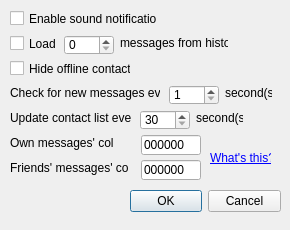
Above: src/ui/configWindow.ui from ilvokhin/oop-project before the change. Below: the same form after it.
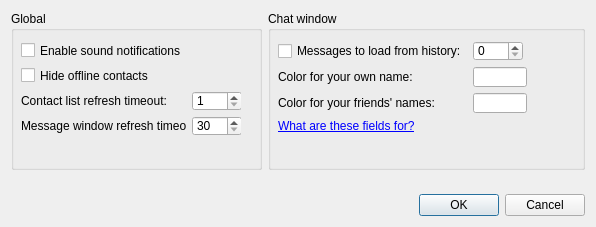
That is the form after the change.

Commit message: attempt to fix config window layout

What changed in the file:
```diff
--- a/src/ui/configWindow.ui
+++ b/src/ui/configWindow.ui
@@ -6,112 +6,64 @@
    <rect>
     <x>0</x>
     <y>0</y>
-    <width>290</width>
-    <height>230</height>
+    <width>596</width>
+    <height>227</height>
    </rect>
   </property>
   <property name="minimumSize">
    <size>
-    <width>290</width>
-    <height>230</height>
-   </size>
-  </property>
-  <property name="maximumSize">
-   <size>
-    <width>290</width>
-    <height>230</height>
+    <width>0</width>
+    <height>0</height>
    </size>
   </property>
   <property name="windowTitle">
    <string>Settings</string>
   </property>
-  <widget class="QCheckBox" name="hideOffline">
+  <layout class="QGridLayout" name="gridLayout">
+   <item row="0" column="0">
+    <widget class="QGroupBox" name="groupBox">
+     <property name="minimumSize">
+      <size>
+       <width>251</width>
+       <height>159</height>
+      </size>
+     </property>
+     <property name="title">
+      <string>Global</string>
+     </property>
+     <widget class="QWidget" name="">
    <property name="geometry">
     <rect>
      <x>10</x>
-     <y>60</y>
-     <width>121</width>
-     <height>17</height>
-    </rect>
-   </property>
-   <property name="text">
-    <string>Hide offline contacts</string>
-   </property>
-  </widget>
-  <widget class="QDialogButtonBox" name="apply">
-   <property name="geometry">
-    <rect>
-     <x>130</x>
-     <y>190</y>
-     <width>151</width>
-     <height>23</height>
-    </rect>
-   </property>
-   <property name="standardButtons">
-    <set>QDialogButtonBox::Cancel|QDialogButtonBox::Ok</set>
-   </property>
-  </widget>
+        <y>30</y>
+        <width>220</width>
+        <height>94</height>
+       </rect>
+      </property>
+      <layout class="QFormLayout" name="formLayout_2">
+       <item row="0" column="0">
   <widget class="QCheckBox" name="enableSound">
-   <property name="geometry">
-    <rect>
-     <x>10</x>
-     <y>10</y>
-     <width>148</width>
-     <height>17</height>
-    </rect>
-   </property>
    <property name="text">
     <string>Enable sound notifications</string>
    </property>
   </widget>
-  <widget class="QLabel" name="checkMessagesLabel2">
-   <property name="geometry">
-    <rect>
-     <x>225</x>
-     <y>85</y>
-     <width>47</width>
-     <height>16</height>
-    </rect>
-   </property>
+       </item>
+       <item row="1" column="0">
+        <widget class="QCheckBox" name="hideOffline">
    <property name="text">
-    <string>second(s)</string>
-   </property>
-  </widget>
-  <widget class="QLabel" name="updateContactsLabel2">
-   <property name="geometry">
-    <rect>
-     <x>196</x>
-     <y>110</y>
-     <width>47</width>
-     <height>16</height>
-    </rect>
-   </property>
+          <string>Hide offline contacts</string>
+         </property>
+        </widget>
+       </item>
+       <item row="2" column="0">
+        <widget class="QLabel" name="updateTimeoutLabel">
    <property name="text">
-    <string>second(s)</string>
-   </property>
-  </widget>
-  <widget class="QLabel" name="updateContactsLabel">
-   <property name="geometry">
-    <rect>
-     <x>10</x>
-     <y>110</y>
-     <width>121</width>
-     <height>16</height>
-    </rect>
-   </property>
-   <property name="text">
-    <string>Update contact list every</string>
-   </property>
-  </widget>
+          <string>Contact list refresh timeout:</string>
+         </property>
+        </widget>
+       </item>
+       <item row="2" column="1">
   <widget class="QSpinBox" name="messagesTimeout">
-   <property name="geometry">
-    <rect>
-     <x>169</x>
-     <y>85</y>
-     <width>50</width>
-     <height>20</height>
-    </rect>
-   </property>
    <property name="minimumSize">
     <size>
      <width>50</width>
@@ -131,15 +83,16 @@
     <number>60</number>
    </property>
   </widget>
+       </item>
+       <item row="3" column="0">
+        <widget class="QLabel" name="messagesTimeoutLabel">
+         <property name="text">
+          <string>Message window refresh timeout:</string>
+         </property>
+        </widget>
+       </item>
+       <item row="3" column="1">
   <widget class="QSpinBox" name="updateTimeout">
-   <property name="geometry">
-    <rect>
-     <x>140</x>
-     <y>110</y>
-     <width>50</width>
-     <height>20</height>
-    </rect>
-   </property>
    <property name="minimumSize">
     <size>
      <width>50</width>
@@ -159,161 +112,152 @@
     <number>120</number>
    </property>
   </widget>
-  <widget class="QLabel" name="checkMessagesLabel">
-   <property name="geometry">
-    <rect>
-     <x>10</x>
-     <y>85</y>
-     <width>150</width>
-     <height>16</height>
-    </rect>
-   </property>
-   <property name="text">
-    <string>Check for new messages every</string>
-   </property>
-  </widget>
-  <widget class="QLabel" name="colorHelp">
-   <property name="geometry">
-    <rect>
-     <x>210</x>
-     <y>150</y>
-     <width>61</width>
-     <height>16</height>
-    </rect>
-   </property>
-   <property name="text">
-    <string>&lt;html&gt;&lt;head/&gt;&lt;body&gt;&lt;p&gt;&lt;a href=&quot;http://html-color-codes.info&quot;&gt;&lt;span style=&quot; text-decoration: underline; color:#0000ff;&quot;&gt;What's this?&lt;/span&gt;&lt;/a&gt;&lt;/p&gt;&lt;/body&gt;&lt;/html&gt;</string>
-   </property>
-  </widget>
-  <widget class="QSpinBox" name="loadCount">
-   <property name="geometry">
-    <rect>
-     <x>64</x>
-     <y>35</y>
-     <width>50</width>
-     <height>20</height>
-    </rect>
-   </property>
+       </item>
+      </layout>
+     </widget>
+    </widget>
+   </item>
+   <item row="0" column="1" colspan="2">
+    <widget class="QGroupBox" name="groupBox_2">
    <property name="minimumSize">
     <size>
-     <width>50</width>
-     <height>20</height>
-    </size>
-   </property>
-   <property name="maximumSize">
-    <size>
-     <width>50</width>
-     <height>20</height>
-    </size>
-   </property>
-  </widget>
+       <width>251</width>
+       <height>159</height>
+      </size>
+     </property>
+     <property name="title">
+      <string>Chat window</string>
+     </property>
+     <widget class="QWidget" name="">
+      <property name="geometry">
+       <rect>
+        <x>10</x>
+        <y>30</y>
+        <width>249</width>
+        <height>93</height>
+       </rect>
+      </property>
+      <layout class="QFormLayout" name="formLayout">
+       <item row="0" column="0">
   <widget class="QCheckBox" name="loadHistory">
-   <property name="geometry">
-    <rect>
-     <x>10</x>
-     <y>35</y>
-     <width>46</width>
-     <height>17</height>
-    </rect>
-   </property>
    <property name="text">
-    <string>Load</string>
-   </property>
-  </widget>
-  <widget class="QLabel" name="loadHistoryLabel">
-   <property name="geometry">
-    <rect>
-     <x>120</x>
-     <y>35</y>
-     <width>108</width>
-     <height>16</height>
-    </rect>
-   </property>
-   <property name="text">
-    <string>messages from history</string>
-   </property>
-  </widget>
-  <widget class="QLineEdit" name="myColor">
-   <property name="geometry">
-    <rect>
-     <x>141</x>
-     <y>135</y>
-     <width>60</width>
-     <height>20</height>
-    </rect>
-   </property>
+          <string>Messages to load from history:</string>
+         </property>
+        </widget>
+       </item>
+       <item row="0" column="1">
+        <widget class="QSpinBox" name="loadCount">
    <property name="minimumSize">
     <size>
-     <width>60</width>
+           <width>50</width>
      <height>20</height>
     </size>
    </property>
    <property name="maximumSize">
     <size>
-     <width>60</width>
+           <width>50</width>
      <height>20</height>
     </size>
    </property>
-   <property name="text">
-    <string>000000</string>
-   </property>
-  </widget>
+        </widget>
+       </item>
+       <item row="1" column="0">
   <widget class="QLabel" name="myColorLabel">
-   <property name="geometry">
-    <rect>
-     <x>10</x>
-     <y>135</y>
-     <width>104</width>
-     <height>16</height>
-    </rect>
-   </property>
    <property name="text">
-    <string>Own messages' color:</string>
-   </property>
-  </widget>
-  <widget class="QLineEdit" name="friendsColor">
-   <property name="geometry">
-    <rect>
-     <x>141</x>
-     <y>160</y>
-     <width>60</width>
-     <height>20</height>
-    </rect>
-   </property>
-   <property name="minimumSize">
+          <string>Color for your own name:</string>
+         </property>
+        </widget>
+       </item>
+       <item row="1" column="1">
+        <widget class="QLineEdit" name="lineEdit">
+         <property name="maximumSize">
     <size>
-     <width>60</width>
+           <width>70</width>
      <height>20</height>
     </size>
    </property>
+         <property name="maxLength">
+          <number>6</number>
+         </property>
+        </widget>
+       </item>
+       <item row="2" column="1">
+        <widget class="QLineEdit" name="lineEdit_2">
    <property name="maximumSize">
     <size>
-     <width>60</width>
+           <width>70</width>
      <height>20</height>
     </size>
    </property>
-   <property name="text">
-    <string>000000</string>
-   </property>
-  </widget>
-  <widget class="QLabel" name="friendsColorLabel">
-   <property name="geometry">
-    <rect>
-     <x>10</x>
-     <y>160</y>
-     <width>119</width>
-     <height>16</height>
-    </rect>
-   </property>
+         <property name="maxLength">
+          <number>6</number>
+         </property>
+        </widget>
+       </item>
+       <item row="3" column="0">
+        <widget class="QLabel" name="colorHelp">
+         <property name="text">
+          <string>&lt;html&gt;&lt;head/&gt;&lt;body&gt;&lt;p&gt;&lt;a href=&quot;http://html-color-codes.info&quot;&gt;&lt;span style=&quot; text-decoration: underline; color:#0000ff;&quot;&gt;What are these fields for?&lt;/span&gt;&lt;/a&gt;&lt;/p&gt;&lt;/body&gt;&lt;/html&gt;</string>
+         </property>
+        </widget>
+       </item>
+       <item row="2" column="0">
+        <widget class="QLabel" name="myColorLabel_2">
    <property name="text">
-    <string>Friends' messages' color:</string>
-   </property>
-  </widget>
-  <zorder>layoutWidget</zorder>
-  <zorder>layoutWidget</zorder>
-  <zorder>layoutWidget</zorder>
-  <zorder>layoutWidget</zorder>
-  <zorder>layoutWidget</zorder>
+          <string>Color for your friends' names:</string>
+         </property>
+        </widget>
+       </item>
+      </layout>
+     </widget>
+    </widget>
+   </item>
+   <item row="1" column="2">
+    <spacer name="verticalSpacer">
+     <property name="orientation">
+      <enum>Qt::Vertical</enum>
+     </property>
+     <property name="sizeType">
+      <enum>QSizePolicy::MinimumExpanding</enum>
+     </property>
+     <property name="sizeHint" stdset="0">
+      <size>
+       <width>20</width>
+       <height>13</height>
+      </size>
+     </property>
+    </spacer>
+   </item>
+   <item row="2" column="0" colspan="2">
+    <spacer name="horizontalSpacer">
+     <property name="orientation">
+      <enum>Qt::Horizontal</enum>
+     </property>
+     <property name="sizeType">
+      <enum>QSizePolicy::MinimumExpanding</enum>
+     </property>
+     <property name="sizeHint" stdset="0">
+      <size>
+       <width>318</width>
+       <height>20</height>
+      </size>
+     </property>
+    </spacer>
+   </item>
+   <item row="2" column="2">
+    <widget class="QDialogButtonBox" name="apply">
+     <property name="standardButtons">
+      <set>QDialogButtonBox::Cancel|QDialogButtonBox::Ok</set>
+     </property>
+    </widget>
+   </item>
+  </layout>
+  <zorder>loadCount</zorder>
+  <zorder>loadHistory</zorder>
+  <zorder>myColor</zorder>
+  <zorder>myColorLabel</zorder>
+  <zorder>friendsColor</zorder>
+  <zorder>friendsColorLabel</zorder>
   <zorder>hideOffline</zorder>
   <zorder>apply</zorder>
   <zorder>enableSound</zorder>
```
Left out of the diff: 23 changed lines with no effect on the pictures. Lines whose indentation alone changed are shown as unchanged.
